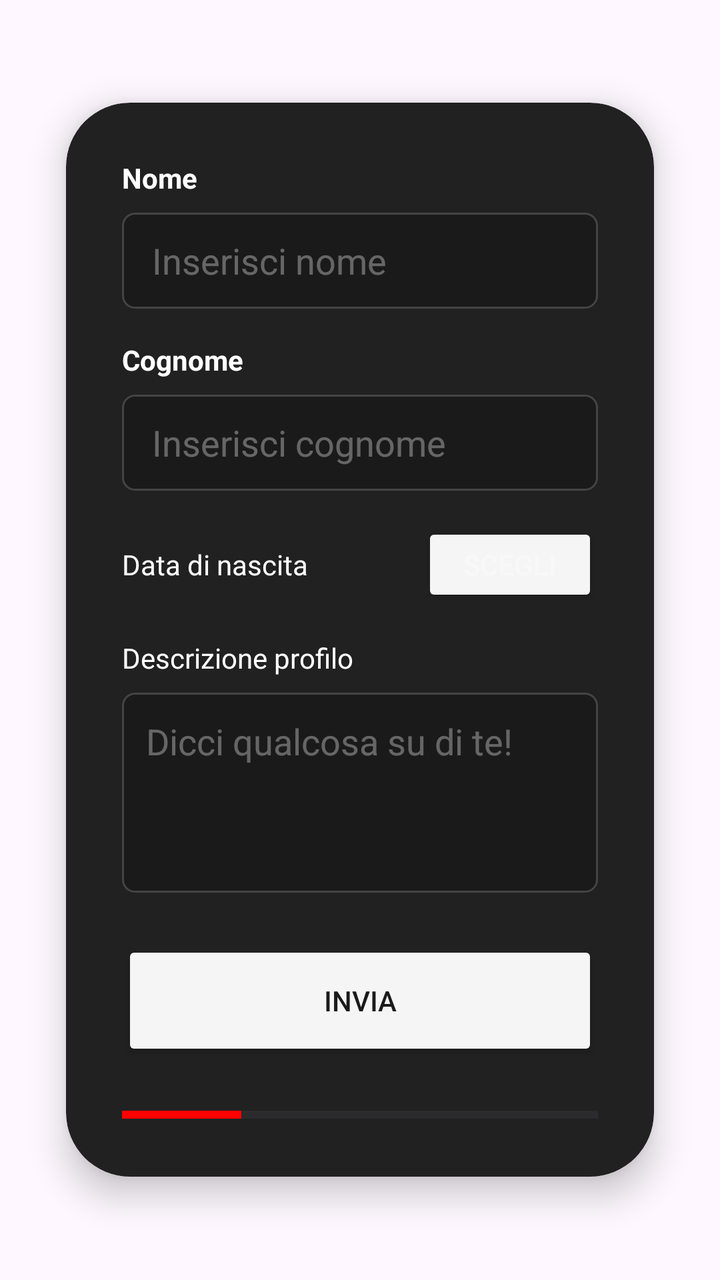
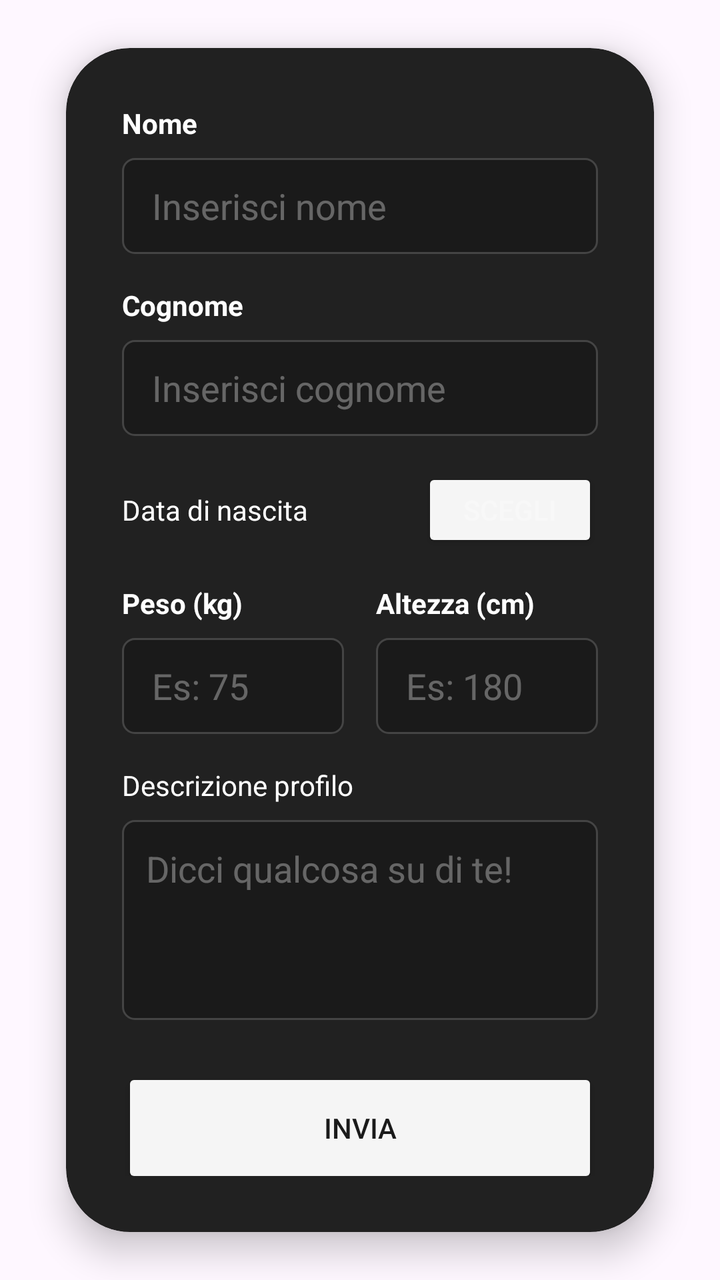

The first picture is an Android layout as it rendered before a commit; the second is the same layout after the commit. The layout source and the unified diff follow.
<!-- AndroidManifest.xml: application theme Theme.FightHub -->
<!-- res/layout/fragment_registrazione1.xml -->
<?xml version="1.0" encoding="utf-8"?>
    <FrameLayout xmlns:android="http://schemas.android.com/apk/res/android"
        xmlns:app="http://schemas.android.com/apk/res-auto"
        android:layout_width="match_parent"
        android:layout_height="match_parent">

        <androidx.cardview.widget.CardView
            android:layout_width="294dp"
            android:layout_height="wrap_content"
            android:layout_gravity="center"
            android:layout_margin="24dp"
            app:cardBackgroundColor="#212121"
            app:cardCornerRadius="32dp"
            app:cardElevation="10dp">

            <LinearLayout
                android:layout_width="match_parent"
                android:layout_height="wrap_content"
                android:orientation="vertical"
                android:padding="28dp">

                <TextView
                    android:layout_width="wrap_content"
                    android:layout_height="wrap_content"
                    android:text="Nome"
                    android:textColor="#FFFFFF"
                    android:textSize="14sp"
                    android:textStyle="bold" />

                <EditText
                    android:id="@+id/etNome"
                    android:layout_width="match_parent"
                    android:layout_height="48dp"
                    android:layout_marginTop="8dp"
                    android:layout_marginBottom="16dp"
                    android:background="@drawable/edittext_border_style"
                    android:hint="Inserisci nome"
                    android:inputType="textPersonName"
                    android:paddingStart="15dp"
                    android:textColor="#FFFFFF"
                    android:textColorHint="#55FFFFFF" />

                <TextView
                    android:layout_width="wrap_content"
                    android:layout_height="wrap_content"
                    android:text="Cognome"
                    android:textColor="#FFFFFF"
                    android:textStyle="bold" />

                <EditText
                    android:id="@+id/etCognome"
                    android:layout_width="match_parent"
                    android:layout_height="48dp"
                    android:layout_marginTop="8dp"
                    android:layout_marginBottom="16dp"
                    android:background="@drawable/edittext_border_style"
                    android:hint="Inserisci cognome"
                    android:textColorHint="#55FFFFFF"
                    android:paddingStart="15dp"
                    android:textColor="#FFFFFF" />

                <LinearLayout
                    android:layout_width="match_parent"
                    android:layout_height="wrap_content"
                    android:layout_marginBottom="16dp"
                    android:gravity="center_vertical"
                    android:orientation="horizontal">

                    <TextView
                        android:layout_width="0dp"
                        android:layout_height="wrap_content"
                        android:layout_weight="1"
                        android:text="Data di nascita"
                        android:textColor="#FFFFFF" />

                    <Button
                        android:id="@+id/SceltaData"
                        android:layout_width="wrap_content"
                        android:layout_height="42dp"
                        android:backgroundTint="#F5F5F5"
                        android:text="Scegli"
                        android:textColor="#55FFFFFF"
                        app:cornerRadius="12dp" />
                </LinearLayout>

                <TextView
                    android:layout_width="wrap_content"
                    android:layout_height="wrap_content"
                    android:text="Descrizione profilo"
                    android:textColor="#FFFFFF" />

                <EditText
                    android:id="@+id/etDescrizione"
                    android:layout_width="match_parent"
                    android:layout_height="100dp"
                    android:layout_marginTop="8dp"
                    android:layout_marginBottom="24dp"
                    android:background="@drawable/edittext_border_style"
                    android:hint="Dicci qualcosa su di te!"
                    android:textColorHint="#55FFFFFF"
                    android:gravity="top"
                    android:padding="12dp"
                    android:textColor="#FFFFFF" />

                <Button
                    android:id="@+id/btnInvia"
                    android:layout_width="match_parent"
                    android:layout_height="60dp"
                    android:backgroundTint="#F5F5F5"
                    android:text="Invia"
                    android:textColor="#1A1A1A"
                    app:cornerRadius="16dp" />

                <ProgressBar
                    android:id="@+id/stepProgressBar"
                    style="?android:attr/progressBarStyleHorizontal"
                    android:layout_width="match_parent"
                    android:layout_height="6dp"
                    android:layout_marginTop="24dp"
                    android:progress="25"
                    android:progressTint="#FF0000" />

            </LinearLayout>
        </androidx.cardview.widget.CardView>
    </FrameLayout>
<!-- resources referenced by this layout -->
<resources>
  <!-- drawable edittext_border_style (drawable) -->
  <?xml version="1.0" encoding="utf-8"?>
  <shape xmlns:android="http://schemas.android.com/apk/res/android">
      <solid android:color="#1A1A1A" />
  
      <stroke
          android:width="1dp"
          android:color="#444444" />
  
      <corners android:radius="6dp" />
  </shape>
  <style name="Theme.FightHub" parent="Base.Theme.FightHub" />
  <style name="Base.Theme.FightHub" parent="Theme.Material3.DayNight.NoActionBar">
          
          
      </style>
</resources>

<!-- the commit's change to res/layout/fragment_registrazione1.xml (unified diff, before → after) -->
@@ -83,6 +83,70 @@
                         app:cornerRadius="12dp" />
                 </LinearLayout>
 
+                <LinearLayout
+                    android:layout_width="match_parent"
+                    android:layout_height="wrap_content"
+                    android:orientation="horizontal"
+                    android:layout_marginBottom="16dp"
+                    android:baselineAligned="false">
+
+                    <LinearLayout
+                        android:layout_width="0dp"
+                        android:layout_height="wrap_content"
+                        android:layout_weight="1"
+                        android:layout_marginEnd="8dp"
+                        android:orientation="vertical">
+
+                        <TextView
+                            android:layout_width="wrap_content"
+                            android:layout_height="wrap_content"
+                            android:text="Peso (kg)"
+                            android:textColor="#FFFFFF"
+                            android:textSize="14sp"
+                            android:textStyle="bold" />
+
+                        <EditText
+                            android:id="@+id/etPeso"
+                            android:layout_width="match_parent"
+                            android:layout_height="48dp"
+                            android:layout_marginTop="8dp"
+                            android:background="@drawable/edittext_border_style"
+                            android:hint="Es: 75"
+                            android:inputType="number"
+                            android:paddingStart="15dp"
+                            android:textColor="#FFFFFF"
+                            android:textColorHint="#55FFFFFF" />
+                    </LinearLayout>
+
+                    <LinearLayout
+                        android:layout_width="0dp"
+                        android:layout_height="wrap_content"
+                        android:layout_weight="1"
+                        android:layout_marginStart="8dp"
+                        android:orientation="vertical">
+
+                        <TextView
+                            android:layout_width="wrap_content"
+                            android:layout_height="wrap_content"
+                            android:text="Altezza (cm)"
+                            android:textColor="#FFFFFF"
+                            android:textSize="14sp"
+                            android:textStyle="bold" />
+
+                        <EditText
+                            android:id="@+id/etAltezza"
+                            android:layout_width="match_parent"
+                            android:layout_height="48dp"
+                            android:layout_marginTop="8dp"
+                            android:background="@drawable/edittext_border_style"
+                            android:hint="Es: 180"
+                            android:inputType="number"
+                            android:paddingStart="15dp"
+                            android:textColor="#FFFFFF"
+                            android:textColorHint="#55FFFFFF" />
+                    </LinearLayout>
+                </LinearLayout>
+
                 <TextView
                     android:layout_width="wrap_content"
                     android:layout_height="wrap_content"
